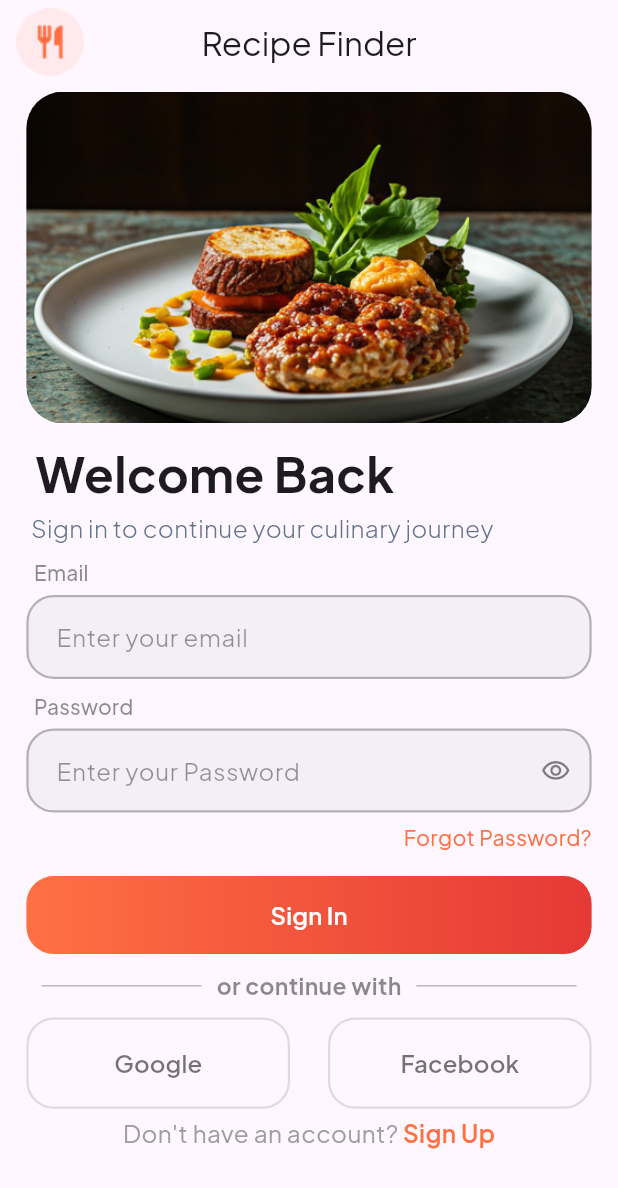
After one commit to khaledmohd202/recipe, a Flutter app: the screen it shows after launch, on a phone screen of 412 x 824 dp. The commit adds this screen. Shown: the top 1188 px of the screen. Run offline on Flutter 3.47's test engine with Material 3 defaults, Android fonts, the phone set to English and light mode, and no system bars; our stand-ins replace cached_network_image, flutter_native_splash, flutter_screenutil.

Commit message:
Login "UI"

````diff
--- a/lib/core/common/widgets/app_image.dart
+++ b/lib/core/common/widgets/app_image.dart
@@ -1,31 +1,6 @@
 import 'package:flutter/material.dart';
+import 'package:cached_network_image/cached_network_image.dart';
 
-/// A smart image widget that handles network, asset, and file images
-/// with built-in loading placeholder and error fallback.
-///
-/// Usage:
-/// ```dart
-/// Network image
-/// AppImage(
-///   imageUrl: 'https://example.com/image.jpg',
-///   width: 200,
-///   height: 200,
-///   fit: BoxFit.cover,
-/// )
-///
-/// Circular avatar
-/// AppImage.circle(
-///   imageUrl: user.avatarUrl,
-///   size: 48,
-/// )
-///
-/// Asset image
-/// AppImage.asset(
-///   assetPath: 'assets/images/banner.png',
-///   width: double.infinity,
-///   height: 180,
-/// )
-/// ```
 class AppImage extends StatelessWidget {
   const AppImage({
     super.key,
@@ -39,9 +14,7 @@ class AppImage extends StatelessWidget {
     this.backgroundColor,
     this.border,
     this.shape = BoxShape.rectangle,
-    // ignore: unused_element
-    bool isAsset = false,
-  }) : _isAsset = isAsset,
+  }) : _isAsset = false,
        assetPath = null,
        size = null;
 
@@ -107,16 +80,14 @@ class AppImage extends StatelessWidget {
         errorBuilder: (context, error, stackTrace) => _buildError(context),
       );
     } else if (imageUrl != null && imageUrl!.isNotEmpty) {
-      imageWidget = Image.network(
-        imageUrl!,
+      // CachedNetworkImage
+      imageWidget = CachedNetworkImage(
+        imageUrl: imageUrl!,
         width: width,
         height: height,
         fit: fit,
-        loadingBuilder: (context, child, loadingProgress) {
-          if (loadingProgress == null) return child;
-          return loadingWidget ?? _buildLoading(context, loadingProgress);
-        },
-        errorBuilder: (context, error, stackTrace) => _buildError(context),
+        placeholder: (context, url) => loadingWidget ?? _buildLoading(context),
+        errorWidget: (context, url, error) => _buildError(context),
       );
     } else {
       imageWidget = _buildError(context);
@@ -150,23 +121,22 @@ class AppImage extends StatelessWidget {
           borderRadius: shape == BoxShape.circle
               ? BorderRadius.circular((size ?? 0) / 2)
               : (borderRadius as BorderRadius? ?? BorderRadius.zero),
-          child: (_isAsset && assetPath != null)
+          child: _isAsset && assetPath != null
+              // Local asset
               ? Image.asset(
                   assetPath!,
                   fit: fit,
                   errorBuilder: (context, error, stackTrace) =>
                       _buildError(context),
                 )
-              : (imageUrl != null && imageUrl!.isNotEmpty)
-              ? Image.network(
-                  imageUrl!,
+              : imageUrl != null && imageUrl!.isNotEmpty
+              // Network — CachedNetworkImage
+              ? CachedNetworkImage(
+                  imageUrl: imageUrl!,
                   fit: fit,
-                  loadingBuilder: (context, child, progress) {
-                    if (progress == null) return child;
-                    return loadingWidget ?? _buildLoading(context, progress);
-                  },
-                  errorBuilder: (context, error, stackTrace) =>
-                      _buildError(context),
+                  placeholder: (context, url) =>
+                      loadingWidget ?? _buildLoading(context),
+                  errorWidget: (context, url, error) => _buildError(context),
                 )
               : _buildError(context),
         ),
@@ -176,7 +146,7 @@ class AppImage extends StatelessWidget {
     return imageWidget;
   }
 
-  Widget _buildLoading(BuildContext context, ImageChunkEvent progress) {
+  Widget _buildLoading(BuildContext context) {
     final colorScheme = Theme.of(context).colorScheme;
     return Container(
       width: width,
@@ -188,9 +158,6 @@ class AppImage extends StatelessWidget {
           height: 28,
           child: CircularProgressIndicator(
             strokeWidth: 2.5,
-            value: progress.expectedTotalBytes != null
-                ? progress.cumulativeBytesLoaded / progress.expectedTotalBytes!
-                : null,
             color: colorScheme.primary.withValues(alpha: 0.6),
           ),
         ),
--- a/lib/core/common/widgets/app_text_field.dart
+++ b/lib/core/common/widgets/app_text_field.dart
@@ -14,7 +14,7 @@ import 'package:flutter/services.dart';
 ///   validator: (v) => v!.isEmpty ? 'Required' : null,
 /// )
 ///
-/// // Password field
+/// Password field
 /// AppTextField(
 ///   label: 'Password',
 ///   controller: _passController,
@@ -22,7 +22,7 @@ import 'package:flutter/services.dart';
 ///   prefixIcon: Icons.lock_outline,
 /// )
 ///
-/// // Read-only (display)
+///Read-only (display)
 /// AppTextField(
 ///   label: 'Category',
 ///   controller: _catController,
@@ -127,13 +127,16 @@ class _AppTextFieldState extends State<AppTextField> {
     final colorScheme = theme.colorScheme;
 
     final effectiveBorderColor = widget.borderColor ?? colorScheme.outline;
-    final effectiveFocusedBorderColor = widget.focusedBorderColor ?? colorScheme.primary;
-    final effectiveFillColor = widget.fillColor ?? colorScheme.surfaceContainerHighest.withValues(alpha: 0.4);
+    final effectiveFocusedBorderColor =
+        widget.focusedBorderColor ?? colorScheme.primary;
+    final effectiveFillColor =
+        widget.fillColor ??
+        colorScheme.surfaceContainerHighest.withValues(alpha: 0.4);
 
     OutlineInputBorder buildBorder(Color color) => OutlineInputBorder(
-          borderRadius: BorderRadius.circular(widget.borderRadius),
-          borderSide: BorderSide(color: color, width: 1.5),
-        );
+      borderRadius: BorderRadius.circular(widget.borderRadius),
+      borderSide: BorderSide(color: color, width: 1.5),
+    );
 
     return Column(
       crossAxisAlignment: CrossAxisAlignment.start,
@@ -143,11 +146,12 @@ class _AppTextFieldState extends State<AppTextField> {
           Text(
             widget.label!,
             style: theme.textTheme.labelLarge?.copyWith(
-              color: colorScheme.onSurface,
+              // color: colorScheme.onSurface,
+              color: Colors.black45,
               fontWeight: FontWeight.w500,
             ),
           ),
-          const SizedBox(height: 8),
+          const SizedBox(height: 5),
         ],
         TextFormField(
           controller: widget.controller,
@@ -193,31 +197,48 @@ class _AppTextFieldState extends State<AppTextField> {
               color: widget.errorBorderColor,
             ),
             filled: true,
-            fillColor: widget.enabled ? effectiveFillColor : colorScheme.onSurface.withValues(alpha: 0.08),
-            contentPadding: widget.contentPadding ??
+            fillColor: widget.enabled
+                ? effectiveFillColor
+                : colorScheme.onSurface.withValues(alpha: 0.08),
+            contentPadding:
+                widget.contentPadding ??
                 const EdgeInsets.symmetric(horizontal: 16, vertical: 16),
             counterText: widget.showCounter ? null : '',
 
             // Prefix
-            prefixIcon: widget.prefixWidget ??
+            prefixIcon:
+                widget.prefixWidget ??
                 (widget.prefixIcon != null
-                    ? Icon(widget.prefixIcon, color: colorScheme.onSurface.withValues(alpha: 0.55), size: 20)
+                    ? Icon(
+                        widget.prefixIcon,
+                        color: colorScheme.onSurface.withValues(alpha: 0.55),
+                        size: 20,
+                      )
                     : null),
 
             // Suffix
             suffixIcon: widget.isPassword
                 ? IconButton(
-                    onPressed: () => setState(() => _obscureText = !_obscureText),
+                    onPressed: () =>
+                        setState(() => _obscureText = !_obscureText),
                     icon: Icon(
-                      _obscureText ? Icons.visibility_outlined : Icons.visibility_off_outlined,
+                      _obscureText
+                          ? Icons.visibility_outlined
+                          : Icons.visibility_off_outlined,
                       color: colorScheme.onSurface.withValues(alpha: 0.55),
                       size: 20,
                     ),
                   )
                 : widget.suffixWidget ??
-                    (widget.suffixIcon != null
-                        ? Icon(widget.suffixIcon, color: colorScheme.onSurface.withValues(alpha: 0.55), size: 20)
-                        : null),
+                      (widget.suffixIcon != null
+                          ? Icon(
+                              widget.suffixIcon,
+                              color: colorScheme.onSurface.withValues(
+                                alpha: 0.55,
+                              ),
+                              size: 20,
+                            )
+                          : null),
 
             // Borders
             border: buildBorder(effectiveBorderColor),
@@ -225,7 +246,9 @@ class _AppTextFieldState extends State<AppTextField> {
             focusedBorder: buildBorder(effectiveFocusedBorderColor),
             errorBorder: buildBorder(widget.errorBorderColor),
             focusedErrorBorder: buildBorder(widget.errorBorderColor),
-            disabledBorder: buildBorder(colorScheme.onSurface.withValues(alpha: 0.2)),
+            disabledBorder: buildBorder(
+              colorScheme.onSurface.withValues(alpha: 0.2),
+            ),
           ),
         ),
       ],
--- a/lib/core/routing/app_routes.dart
+++ b/lib/core/routing/app_routes.dart
@@ -1,6 +1,6 @@
 import 'package:flutter/material.dart';
 import 'package:recipe/core/routing/routing_animation.dart';
-import 'package:recipe/features/auth/presentation/login_screen.dart';
+import 'package:recipe/features/auth/presentation/screens/login_screen.dart';
 import 'package:recipe/features/home/presentation/home_screen.dart';
 import 'package:recipe/features/splash/presentation/screens/splash_screen.dart';
 
--- /dev/null
+++ b/lib/core/style/fonts/font_weight_helper.dart
@@ -0,0 +1,10 @@
+import 'package:flutter/material.dart';
+
+abstract class FontWeightHelper {
+  static const FontWeight light = FontWeight.w300;
+  static const FontWeight regular = FontWeight.w400;
+  static const FontWeight medium = FontWeight.w500;
+  static const FontWeight semiBold = FontWeight.w600;
+  static const FontWeight bold = FontWeight.w700;
+  static const FontWeight extraBold = FontWeight.w800;
+}
--- /dev/null
+++ b/lib/core/style/icons/app_icons.dart
@@ -0,0 +1,3 @@
+class AppIcons {
+  static const String signIn = 'assets/icons/sign_in_icon.png';
+}
--- /dev/null
+++ b/lib/core/style/images/app_images.dart
@@ -0,0 +1,3 @@
+class AppImages {
+  static const String signInBanner = 'assets/images/auth/sign_in_banner.png';
+}
--- /dev/null
+++ b/lib/features/auth/presentation/refactors/login_body.dart
@@ -0,0 +1,220 @@
+import 'package:flutter/material.dart';
+import 'package:flutter_screenutil/flutter_screenutil.dart';
+import 'package:recipe/core/common/widgets/widgets.dart';
+import 'package:recipe/core/style/fonts/font_weight_helper.dart';
+import 'package:recipe/core/style/icons/app_icons.dart';
+import 'package:recipe/core/style/images/app_images.dart';
+
+class LoginBody extends StatefulWidget {
+  const LoginBody({super.key});
+
+  @override
+  State<LoginBody> createState() => _LoginBodyState();
+}
+
+class _LoginBodyState extends State<LoginBody> {
+  final TextEditingController _emailTextEditingController =
+      TextEditingController();
+  final TextEditingController _passwordTextEditingController =
+      TextEditingController();
+  @override
+  Widget build(BuildContext context) {
+    return Scaffold(
+      appBar: AppBar(
+        title: Text('Recipe Finder'),
+        centerTitle: true,
+        automaticallyImplyLeading: false,
+        leading: Padding(
+          padding: EdgeInsets.only(left: 10.w),
+          child: Image.asset(AppIcons.signIn),
+        ),
+      ),
+      body: Padding(
+        padding: EdgeInsets.symmetric(horizontal: 16.w, vertical: 5.h),
+        child: SingleChildScrollView(
+          child: Column(
+            crossAxisAlignment: CrossAxisAlignment.start,
+            children: [
+              // Sign-in Banner.
+              Padding(
+                padding: EdgeInsets.only(bottom: 10.h),
+                child: AppImage.asset(
+                  assetPath: AppImages.signInBanner,
+                  height: 218.h,
+                  width: double.infinity,
+                  borderRadius: BorderRadius.circular(24.r),
+                ),
+              ),
+              // Title & Description.
+              Text(
+                ' Welcome Back',
+                style: TextStyle(
+                  fontSize: 32.sp,
+                  fontWeight: FontWeightHelper.bold,
+                  fontFamily: 'PlusJakartaSans',
+                ),
+              ),
+              SizedBox(height: 2.h),
+              Text(
+                ' Sign in to continue your culinary journey',
+                style: TextStyle(
+                  fontSize: 16.sp,
+                  fontWeight: FontWeightHelper.light,
+                  color: Color(0xFF64748B),
+                ),
+              ),
+              SizedBox(height: 8.h),
+              AppTextField(
+                controller: _emailTextEditingController,
+                label: '  Email',
+                hintText: 'Enter your email',
+                keyboardType: TextInputType.emailAddress,
+                focusedBorderColor: Color(0xFFE53935),
+                borderRadius: 18.r,
+                borderColor: Colors.black26,
+              ),
+              SizedBox(height: 8.h),
+              AppTextField(
+                controller: _passwordTextEditingController,
+                label: '  Password',
+                hintText: 'Enter your Password',
+                isPassword: true,
+                keyboardType: TextInputType.emailAddress,
+                focusedBorderColor: Color(0xFFE53935),
+                borderRadius: 18.r,
+                borderColor: Colors.black26,
+              ),
+              SizedBox(height: 6.h),
+              Align(
+                alignment: Alignment.centerRight,
+                child: GestureDetector(
+                  onTap: () {},
+                  child: Text(
+                    'Forgot Password?',
+                    style: TextStyle(color: Color(0xFFFF6E42), fontSize: 14.sp),
+                  ),
+                ),
+              ),
+              SizedBox(height: 16.h),
+              AppElevatedButton(
+                text: 'Sign In',
+                onPressed: () {},
+                backgroundColor: Color(0xFFFF6E42),
+                gradient: LinearGradient(
+                  colors: [Color(0xFFFF7043), Color(0xFFE53935)],
+                  begin: Alignment.centerLeft,
+                  end: Alignment.centerRight,
+                ),
+                textColor: Colors.white,
+                borderRadius: 18.r,
+              ),
+              DividerContinueWith(),
+              LogInWithGoogleOrFacebook(),
+              DoNotHaveAnAccount(),
+            ],
+          ),
+        ),
+      ),
+    );
+  }
+}
+
+class DoNotHaveAnAccount extends StatelessWidget {
+  const DoNotHaveAnAccount({super.key});
+
+  @override
+  Widget build(BuildContext context) {
+    return Padding(
+      padding: EdgeInsets.symmetric(vertical: 5.h),
+      child: Row(
+        mainAxisAlignment: MainAxisAlignment.center,
+        children: [
+          Text(
+            "Don't have an account? ",
+            style: TextStyle(
+              fontSize: 16.sp,
+              fontWeight: FontWeightHelper.regular,
+              color: Colors.grey,
+            ),
+          ),
+          GestureDetector(
+            onTap: () {
+              // navigate to sign up
+            },
+            child: Text(
+              'Sign Up',
+              style: TextStyle(
+                fontSize: 16.sp,
+                fontWeight: FontWeightHelper.semiBold,
+                color: Color(0xFFFF7043),
+              ),
+            ),
+          ),
+        ],
+      ),
+    );
+  }
+}
+
+class LogInWithGoogleOrFacebook extends StatelessWidget {
+  const LogInWithGoogleOrFacebook({super.key});
+
+  @override
+  Widget build(BuildContext context) {
+    return Row(
+      mainAxisAlignment: MainAxisAlignment.spaceBetween,
+      children: [
+        AppElevatedButton.outlined(
+          text: 'Google',
+          width: 160.w,
+          height: 60.h,
+          backgroundColor: Colors.white,
+          textColor: Colors.black54,
+          borderColor: Colors.black12,
+          borderRadius: 18.r,
+          onPressed: () {},
+        ),
+        AppElevatedButton.outlined(
+          text: 'Facebook',
+          width: 160.w,
+          height: 60.h,
+          backgroundColor: Colors.white,
+          textColor: Colors.black54,
+          borderColor: Colors.black12,
+          borderRadius: 18.r,
+          onPressed: () {},
+        ),
+      ],
+    );
+  }
+}
+
+class DividerContinueWith extends StatelessWidget {
+  const DividerContinueWith({super.key});
+
+  @override
+  Widget build(BuildContext context) {
+    return Padding(
+      padding: EdgeInsetsGeometry.symmetric(vertical: 10.h),
+      child: Row(
+        mainAxisAlignment: MainAxisAlignment.spaceBetween,
+        children: [
+          Expanded(
+            child: Divider(color: Colors.black26, endIndent: 10, indent: 10),
+          ),
+          Text(
+            'or continue with',
+            style: TextStyle(
+              color: Colors.black45,
+              fontSize: 15.sp,
+              fontWeight: FontWeightHelper.bold,
+            ),
+          ),
+          Expanded(
+            child: Divider(color: Colors.black26, endIndent: 10, indent: 10),
+          ),
+        ],
+      ),
+    );
+  }
+}
--- /dev/null
+++ b/lib/features/auth/presentation/screens/login_screen.dart
@@ -0,0 +1,11 @@
+import 'package:flutter/material.dart';
+import 'package:recipe/features/auth/presentation/refactors/login_body.dart';
+
+class LoginScreen extends StatelessWidget {
+  const LoginScreen({super.key});
+
+  @override
+  Widget build(BuildContext context) {
+    return LoginBody();
+  }
+}
--- a/lib/recipe_app.dart
+++ b/lib/recipe_app.dart
@@ -1,4 +1,5 @@
 import 'package:flutter/material.dart';
+import 'package:flutter_screenutil/flutter_screenutil.dart';
 import 'package:recipe/core/routing/app_routes.dart';
 
 class RecipeApp extends StatelessWidget {
@@ -7,9 +8,15 @@ class RecipeApp extends StatelessWidget {
 
   @override
   Widget build(BuildContext context) {
-    return MaterialApp(
-      onGenerateRoute: AppRoutes.onGenerateRoute,
-      initialRoute: startRoute,
+    return ScreenUtilInit(
+      designSize: const Size(375, 812),
+      minTextAdapt: true,
+      child: MaterialApp(
+        theme: ThemeData(fontFamily: 'PlusJakartaSans'),
+        debugShowCheckedModeBanner: false,
+        onGenerateRoute: AppRoutes.onGenerateRoute,
+        initialRoute: startRoute,
+      ),
     );
   }
 }
````
Also changed, not shown: lib/core/common/widgets/app_toast.dart (+21 -21 lines), lib/features/auth/presentation/login_screen.dart (deleted, +0 -19 lines), pubspec.yaml (+19 -1 lines), assets/fonts/plus_jakarta_sans/PlusJakartaSans-Bold.ttf (added), assets/fonts/plus_jakarta_sans/PlusJakartaSans-ExtraBold.ttf (added), assets/fonts/plus_jakarta_sans/PlusJakartaSans-Light.ttf (added), assets/fonts/plus_jakarta_sans/PlusJakartaSans-Medium.ttf (added), assets/fonts/plus_jakarta_sans/PlusJakartaSans-Regular.ttf (added), assets/fonts/plus_jakarta_sans/PlusJakartaSans-SemiBold.ttf (added), assets/icons/sign_in_icon.png (added), assets/images/auth/sign_in_banner.png (added), pubspec.lock, 3 other files.
